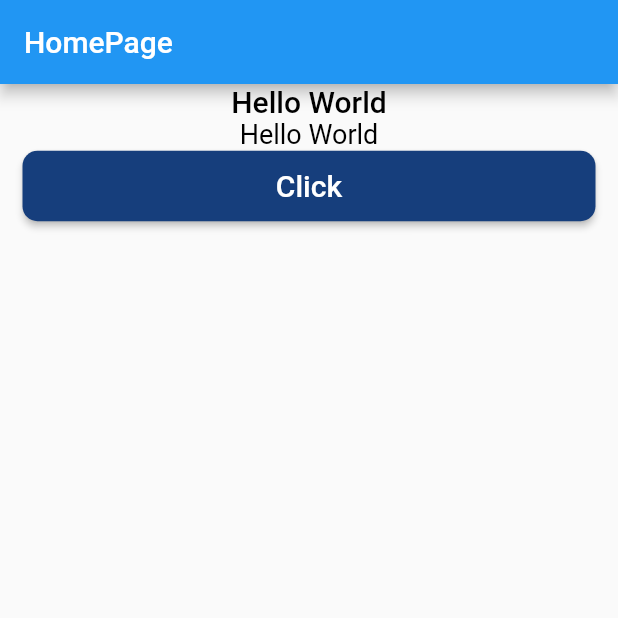
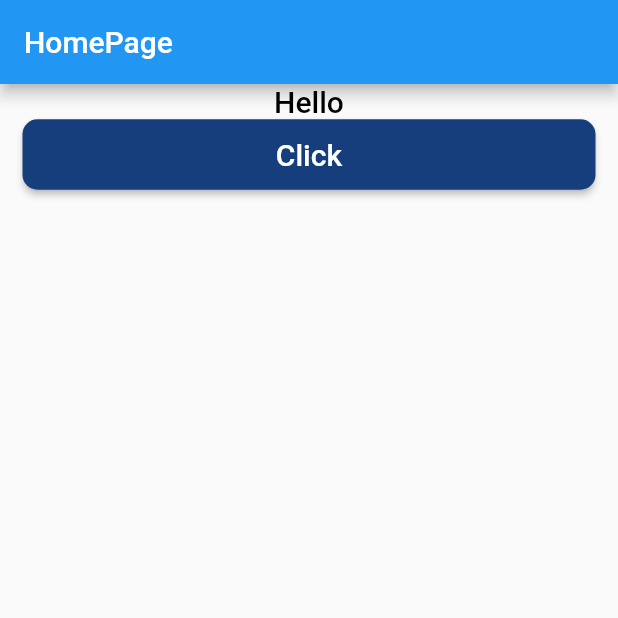
Before and after one commit to JAY-THAKKAR8/MedQuiz, a Flutter app: the screen it shows after launch, on a phone screen of 412 x 824 dp, the top half of it. Run offline on Flutter 3.47's test engine with Material 2 defaults, Android fonts, the phone set to English and light mode, and no system bars.

Commit message:
change text

```diff
--- a/medQuiz/lib/main.dart
+++ b/medQuiz/lib/main.dart
@@ -22,6 +22,7 @@
     );
   }
 }
+
 class MyHomePage extends StatelessWidget {
   const MyHomePage({Key? key}) : super(key: key);
 
@@ -29,14 +30,19 @@
   Widget build(BuildContext context) {
     return Scaffold(
       appBar: AppBar(
-        title: Text("HomePage",style: AppTextStyles.appbarTextStyle,),
+        title: const Text(
+          "HomePage",
+          style: AppTextStyles.appbarTextStyle,
+        ),
       ),
       body: Center(
         child: Column(
           children: [
-            Text("Hello World",style: AppTextStyles.headingTextStyle),
-            Text("Hello World",style: AppTextStyles.normalTextTextStyle),
-            CommonButtonWidget(buttonText: "Click",onTap: (){},buttonColor: MedQuizColors.darkBlueColor),
+            const Text("Hello", style: AppTextStyles.headingTextStyle),
+            CommonButtonWidget(
+                buttonText: "Click",
+                onTap: () {},
+                buttonColor: MedQuizColors.darkBlueColor),
           ],
         ),
       ),
```
